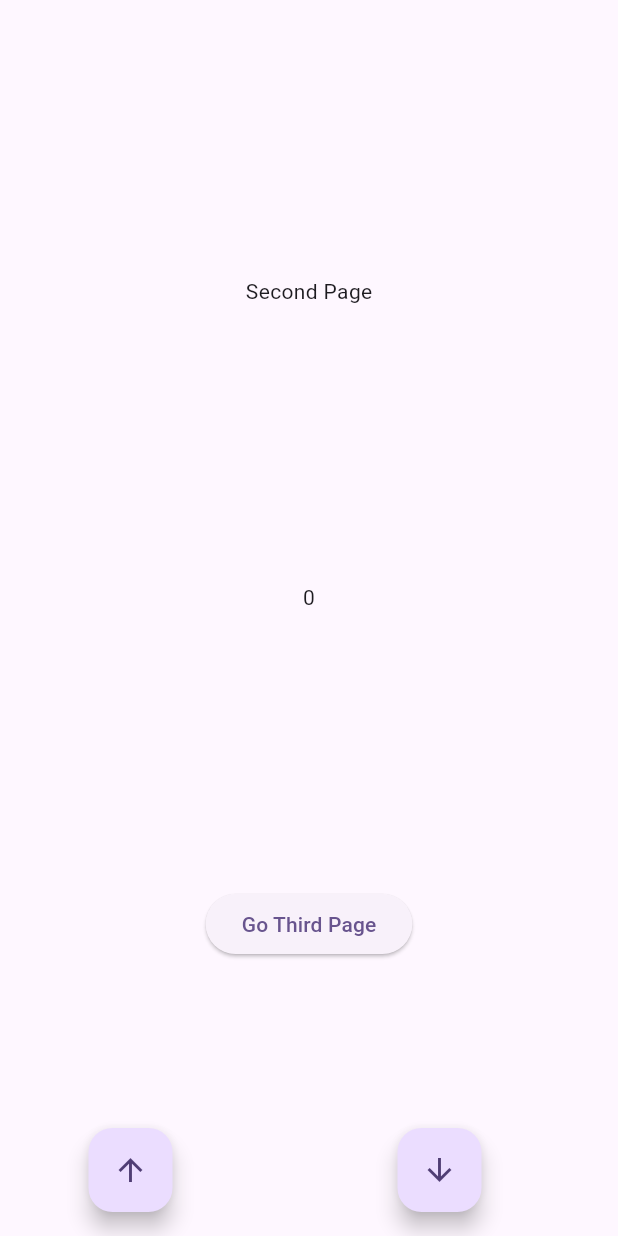
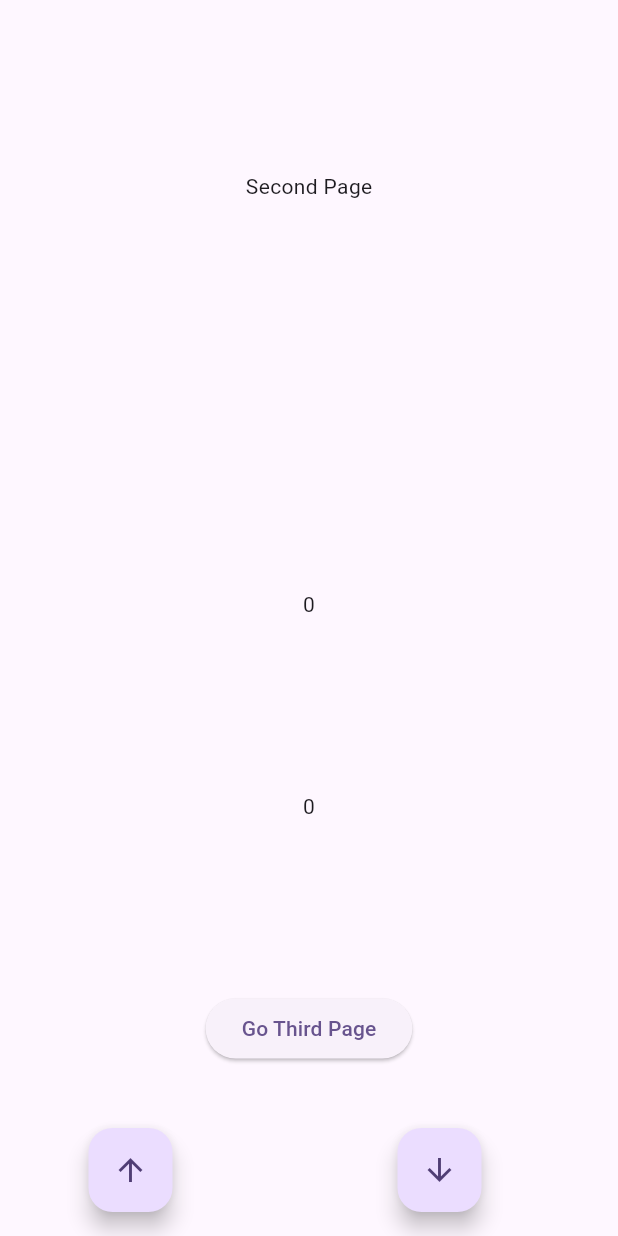
Before and after one commit to YunusGUNEYSU/flutter-state-management-with-stream, a Flutter app: the screen it shows after launch, after a tap on "Go Second Page", on a phone screen of 412 x 824 dp. Run offline on Flutter 3.47's test engine with Material 2 defaults, Android fonts, the phone set to English and light mode, and no system bars.

Commit message:
template ready

```diff
--- a/examplestate/lib/second_page.dart
+++ b/examplestate/lib/second_page.dart
@@ -1,4 +1,5 @@
 import 'package:examplestate/inherited_stream.dart';
+import 'package:examplestate/stream_consumer.dart';
 import 'package:examplestate/third_page.dart';
 import 'package:flutter/material.dart';
 
@@ -37,6 +38,19 @@ class _SecondPageState extends State<SecondPage> {
           mainAxisAlignment: MainAxisAlignment.spaceEvenly,
           children: [
             const Text('Second Page'),
+            const SizedBox(
+              height: 30,
+            ),
+            Consumer(
+              streamController: Streamer.of(context)!.controller.controller,
+              initalData: Streamer.of(context)?.controller.count,
+              builder: (buildContext, snapshot) {
+                if (snapshot.hasData) {
+                  return Text(snapshot.data.toString());
+                }
+                return const CircularProgressIndicator();
+              },
+            ),
             StreamBuilder<int>(
                 initialData: Streamer.of(context)?.controller.count,
                 stream: Streamer.of(context)?.controller.controller.stream,
--- /dev/null
+++ b/examplestate/lib/stream_consumer.dart
@@ -0,0 +1,30 @@
+import 'dart:async';
+
+import 'package:flutter/material.dart';
+
+class Consumer<T> extends StatefulWidget {
+  const Consumer(
+      {super.key, required this.streamController, this.initalData, required this.builder});
+  final StreamController<T> streamController;
+  final Widget Function(BuildContext buildContext, AsyncSnapshot<T> snapshot) builder;
+  final dynamic initalData;
+
+
+  @override
+  State<Consumer<T>> createState() => _ConsumerState<T>();
+}
+
+class _ConsumerState<T> extends State<Consumer<T>> {
+  late Stream<T> stateStream;
+  @override
+  void didChangeDependencies() {
+    super.didChangeDependencies();
+    stateStream = widget.streamController.stream;
+  }
+
+  @override
+  Widget build(BuildContext context) {
+    return StreamBuilder<T>(
+        stream: stateStream, initialData: widget.initalData, builder: widget.builder);
+  }
+}
```
